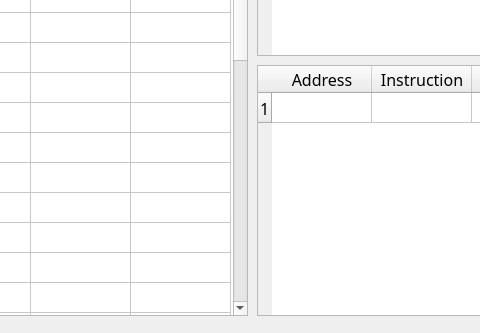
This is proyecto_2/Compilador/gui/xasm_ide.ui in juanprrr/jpena_computer_architecture_1_2022 as Qt 5 draws it before an edit; both pictures show x 813 to 1293 and y 273 to 606 of the 1438 by 820 pixel window. The edited form follows.
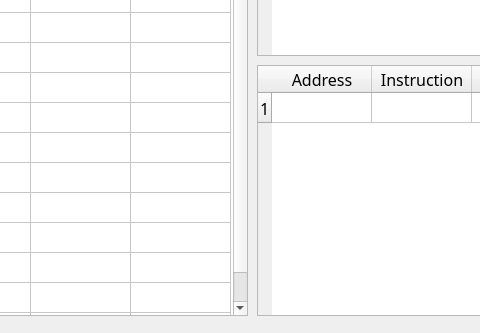
This is the edited form.

Commit message: [UPDATE] rows quantity

```diff
--- a/proyecto_2/Compilador/gui/xasm_ide.ui
+++ b/proyecto_2/Compilador/gui/xasm_ide.ui
@@ -64,7 +64,7 @@
      <set>QAbstractItemView::NoEditTriggers</set>
     </property>
     <property name="rowCount">
-     <number>32</number>
+     <number>17</number>
     </property>
     <property name="columnCount">
      <number>4</number>
```
